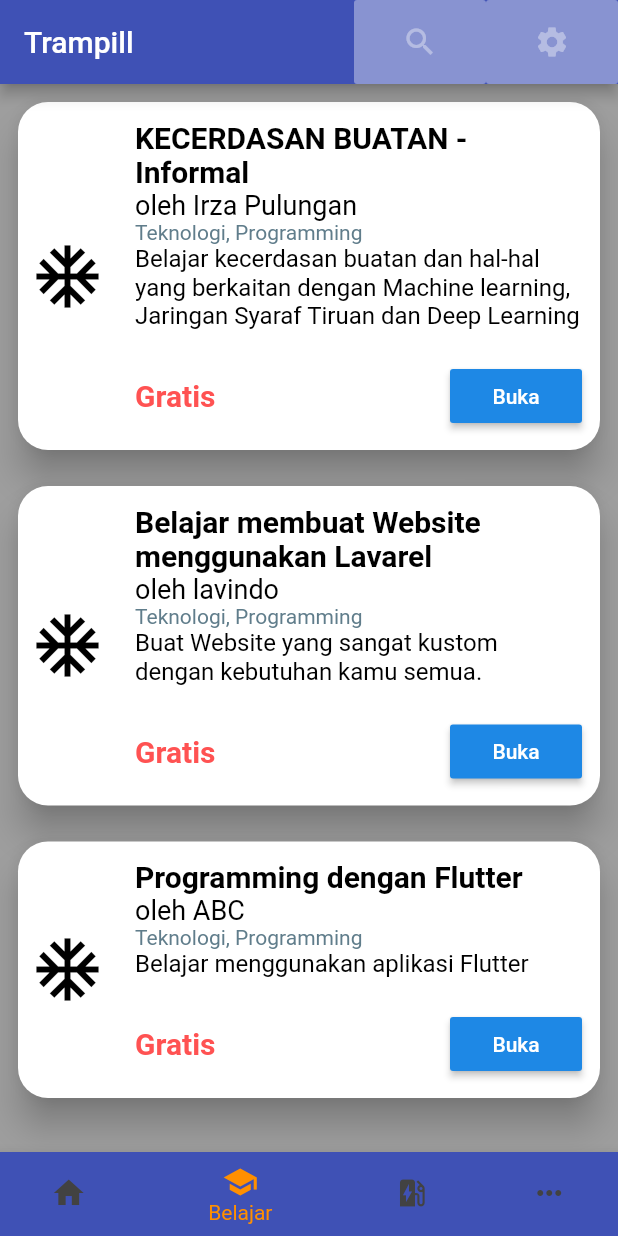
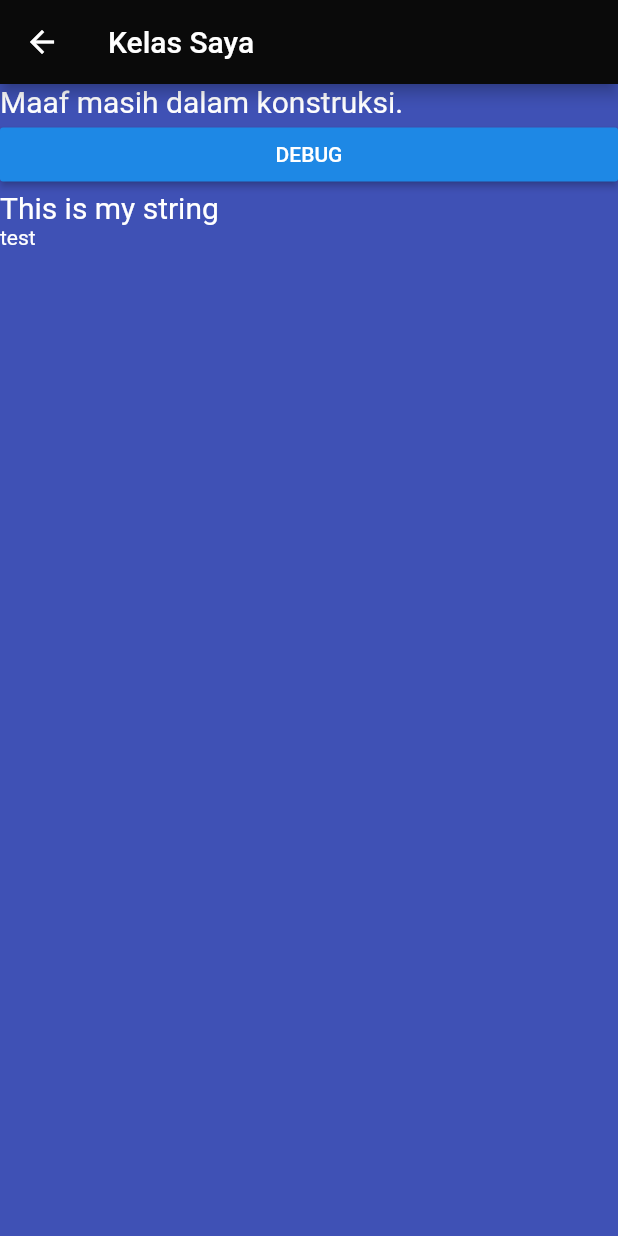
Before and after one commit to irzaip/trampill, a Flutter app: the screen it shows after launch, item 2 of the bottom bar chosen, on a phone screen of 412 x 824 dp. Run offline on Flutter 3.47's test engine with Material 2 defaults, Android fonts, the phone set to English and light mode, and no system bars; missing offline and left inert: flutter_youtube.

Commit message:
Working passing page parameters

```diff
--- a/lib/main.dart
+++ b/lib/main.dart
@@ -1,5 +1,6 @@
 import 'package:flutter/material.dart';
 import 'package:trampill/screen/pg11_hubungikami.dart';
+import 'package:trampill/screen/pg7_kelassaya.dart';
 import 'package:trampill/services/Course.dart';
 import 'screen/pg3_Lainnya.dart';
 import 'package:trampill/screen/pg3_Lainnya.dart';
@@ -13,6 +14,8 @@ void main() => runApp(MyApp());
 /// This Widget is the main application widget.
 class MyApp extends StatelessWidget {
   static const String _title = 'Flutter Code Sample';
+  final String mm = "test";
+  final List<String> mmm = [];
 
   @override
   Widget build(BuildContext context) {
@@ -29,7 +32,9 @@ class MyApp extends StatelessWidget {
         '/pg10_tentang': (context) => Pg10_Tentang(),
         '/pg11_hubungikami': (context) => Pg11_HubungiKami(),
         '/pg15_materi': (context) => Pg15_Materi(),
-        '/pg21_main_course': (context) => InputPage()
+        '/pg21_main_course': (context) => InputPage(),
+        '/pg7_kelassaya': (context) => Pg7_KelasSaya(mm),
+
       },
     );
   }
@@ -68,6 +73,10 @@ class _MyStatefulWidgetState extends State<MyStatefulWidget> {
   void _onItemTapped(int index) {
     setState(() {
       _selectedIndex = index;
+
+      if (_selectedIndex == 1) {
+        Navigator.pushNamed(context, "/pg7_kelassaya");
+      }
       if (_selectedIndex == 3) {
         Navigator.pushNamed(context, '/pg3_lainnya');
       }
@@ -167,6 +176,7 @@ class _MyCardState extends State<MyCard> {
 
 
   Widget buildCourse(BuildContext context, int index) {
+
     final course = courseList[index];
     TextStyle bigfont = TextStyle(fontSize: 20, color: Colors.black, fontWeight: FontWeight.bold, );
     TextStyle mediumfont = TextStyle(fontSize: 18, color: Colors.black);
@@ -177,7 +187,8 @@ class _MyCardState extends State<MyCard> {
       child: Padding(
         padding: const EdgeInsets.all(8.0),
         child: GestureDetector(
-          onTap: () {Navigator.pushNamed(context, "/pg15_materi");},
+          onTap: () {
+            Navigator.pushNamed(context, "/pg15_materi");},
           child: Card(
             elevation: 10,
             color: Colors.white,
--- /dev/null
+++ b/lib/screen/pg7_kelassaya.dart
@@ -0,0 +1,57 @@
+import 'package:flutter/material.dart';
+import 'package:trampill/services/request.dart';
+import 'package:trampill/services/Course.dart';
+
+class Pg7_KelasSaya extends StatefulWidget {
+  final String contentUrl;
+  Pg7_KelasSaya(this.contentUrl);
+
+  @override
+  _Pg7_KelasSayaState createState() => _Pg7_KelasSayaState(this.contentUrl);
+}
+
+class _Pg7_KelasSayaState extends State<Pg7_KelasSaya> {
+  String contentUrl = "";
+
+  _Pg7_KelasSayaState(String ttl);
+@override
+  void initState() {
+    contentUrl = widget.contentUrl;
+    // TODO: implement initState
+    super.initState();
+  }
+
+  String mystring = "This is my string";
+  @override
+  Widget build(BuildContext context) {
+    return Scaffold(
+      appBar: AppBar(
+        title: Text("Kelas Saya"),
+      ),
+      body: Container(
+        color: Colors.indigo,
+        child: Column(
+          crossAxisAlignment: CrossAxisAlignment.stretch,
+          children: <Widget>[
+            Text(
+              "Maaf masih dalam konstruksi.",
+              style: TextStyle(fontSize: 20),
+            ),
+            RaisedButton(
+              onPressed: () {
+                var mycrs = Course();
+                var result = mycrs.readurl("https://raw.githubusercontent.com/irzaip/SampleCourse/master/KecerdasanBuatan.md");
+                },
+              child: Text("DEBUG"),
+            ),
+            Text(
+              mystring,
+              style: TextStyle(fontSize: 20),
+            ),
+            Text(contentUrl),
+          ],
+        ),
+      ),
+    );
+  }
+}
--- a/lib/services/Course.dart
+++ b/lib/services/Course.dart
@@ -10,3 +10,11 @@ class masterMooc {
   masterMooc(this.title, this.oleh, this.kategori, this.deskripsi, this.harga, this.rating, this.url);
 
 }
+
+class CourseContent {
+  final String title;
+  final List<String> coursecontent;
+
+  CourseContent(this.title, this.coursecontent);
+
+}
```
Also changed, not shown: lib/screen/pg15_materi.dart (+14 -5 lines), lib/services/request.dart (+32 -7 lines).
